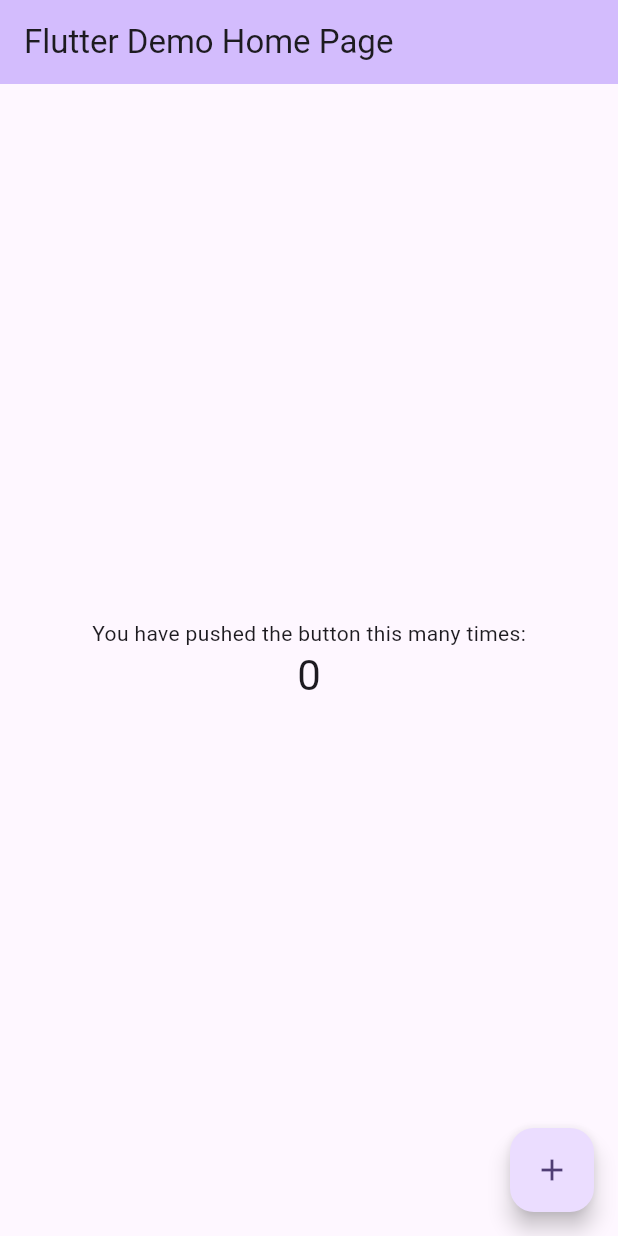
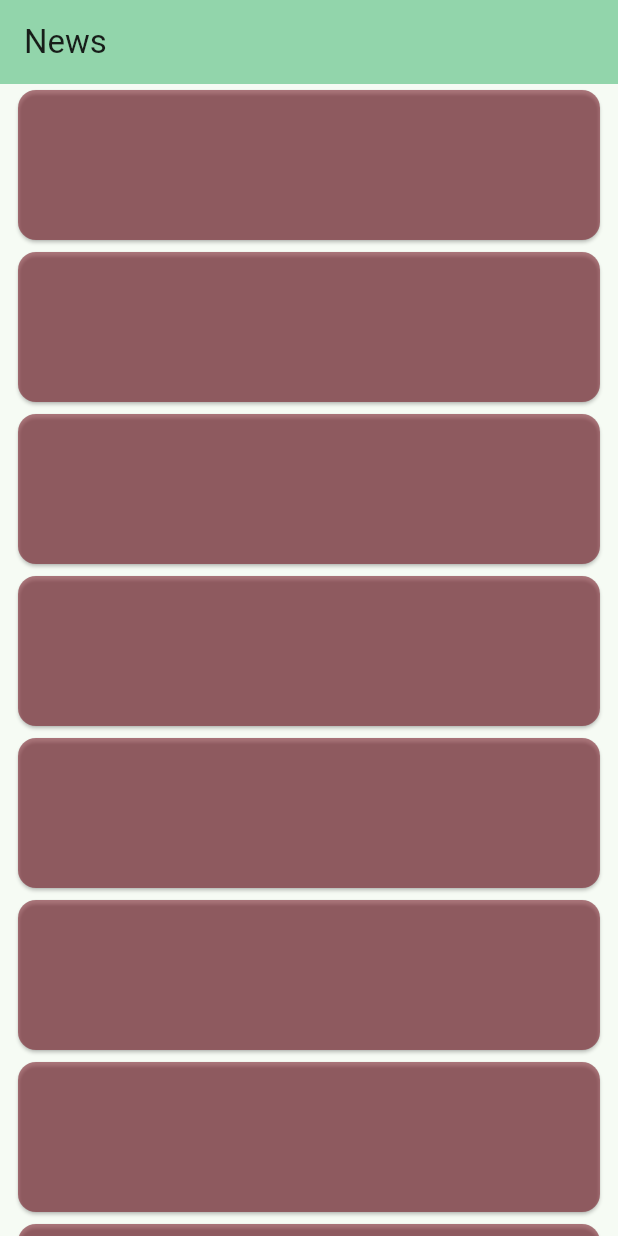
Before and after one commit to DKVekariya/flutter_practical_3, a Flutter app: the screen it shows after launch, on a phone screen of 412 x 824 dp. Run offline on Flutter 3.47's test engine with Material 3 defaults, Android fonts, the phone set to English and light mode, and no system bars.

Commit message:
created collapsible app bar

```diff
--- /dev/null
+++ b/lib/Home/HomeView.dart
@@ -0,0 +1,60 @@
+import 'package:flutter/material.dart';
+import 'package:flutter_practical_3/Utils/ColorExtension.dart';
+
+class HomeView extends StatefulWidget {
+  const HomeView({super.key});
+
+  final String title = 'News';
+
+  @override
+  State<HomeView> createState() => _HomeViewState();
+}
+
+class _HomeViewState extends State<HomeView> {
+  List<Color> colors = List.generate(50, (index) => randomColor());
+
+  @override
+  Widget build(BuildContext context) {
+    return Scaffold(
+      body: NestedScrollView(
+        floatHeaderSlivers: true,
+        headerSliverBuilder: (context, innerBoxIsScrolled) => [
+          SliverAppBar(
+              floating: true,
+              backgroundColor: Theme.of(context).colorScheme.inversePrimary,
+              title: Text(widget.title)),
+        ],
+        body: Scaffold(body: ColorFeed(colors: colors)),
+      ),
+    );
+  }
+}
+
+class ColorFeed extends StatefulWidget {
+  const ColorFeed({super.key, required this.colors});
+
+  final List<Color> colors;
+
+  @override
+  State<ColorFeed> createState() => _ColorFeedState();
+}
+
+class _ColorFeedState extends State<ColorFeed> {
+  @override
+  Widget build(BuildContext context) {
+    return Padding(
+      padding: const EdgeInsets.symmetric(horizontal: 8.0),
+      child: ListView.builder(
+          itemCount: widget.colors.length,
+          itemBuilder: (BuildContext context, index) {
+            return Card(
+              color: widget.colors[index],
+              child: const SizedBox(
+                height: 100,
+                width: double.maxFinite,
+              ),
+            );
+          }),
+    );
+  }
+}
--- /dev/null
+++ b/lib/Utils/ColorExtension.dart
@@ -0,0 +1,13 @@
+
+import 'dart:math';
+import 'package:flutter/cupertino.dart';
+
+final _random = Random();
+
+
+
+// class Util {
+  Color randomColor() {
+    return Color(Random().nextInt(0xffffffff));
+  }
+// }
--- /dev/null
+++ b/lib/Utils/ColorExtenstion.dart
@@ -0,0 +1 @@
+// TODO Implement this library.
--- a/lib/main.dart
+++ b/lib/main.dart
@@ -1,4 +1,6 @@
 import 'package:flutter/material.dart';
+
+import 'Home/HomeView.dart';
 
 void main() {
   runApp(const MyApp());
@@ -11,115 +13,11 @@ class MyApp extends StatelessWidget {
   @override
   Widget build(BuildContext context) {
     return MaterialApp(
-      title: 'Flutter Demo',
       theme: ThemeData(
-        // This is the theme of your application.
-        //
-        // TRY THIS: Try running your application with "flutter run". You'll see
-        // the application has a purple toolbar. Then, without quitting the app,
-        // try changing the seedColor in the colorScheme below to Colors.green
-        // and then invoke "hot reload" (save your changes or press the "hot
-        // reload" button in a Flutter-supported IDE, or press "r" if you used
-        // the command line to start the app).
-        //
-        // Notice that the counter didn't reset back to zero; the application
-        // state is not lost during the reload. To reset the state, use hot
-        // restart instead.
-        //
-        // This works for code too, not just values: Most code changes can be
-        // tested with just a hot reload.
-        colorScheme: ColorScheme.fromSeed(seedColor: Colors.deepPurple),
+        colorScheme: ColorScheme.fromSeed(seedColor: Colors.green.shade50),
         useMaterial3: true,
       ),
-      home: const MyHomePage(title: 'Flutter Demo Home Page'),
+      home: const HomeView(),
     );
   }
 }
-
-class MyHomePage extends StatefulWidget {
-  const MyHomePage({super.key, required this.title});
-
-  // This widget is the home page of your application. It is stateful, meaning
-  // that it has a State object (defined below) that contains fields that affect
-  // how it looks.
-
-  // This class is the configuration for the state. It holds the values (in this
-  // case the title) provided by the parent (in this case the App widget) and
-  // used by the build method of the State. Fields in a Widget subclass are
-  // always marked "final".
-
-  final String title;
-
-  @override
-  State<MyHomePage> createState() => _MyHomePageState();
-}
-
-class _MyHomePageState extends State<MyHomePage> {
-  int _counter = 0;
-
-  void _incrementCounter() {
-    setState(() {
-      // This call to setState tells the Flutter framework that something has
-      // changed in this State, which causes it to rerun the build method below
-      // so that the display can reflect the updated values. If we changed
-      // _counter without calling setState(), then the build method would not be
-      // called again, and so nothing would appear to happen.
-      _counter++;
-    });
-  }
-
-  @override
-  Widget build(BuildContext context) {
-    // This method is rerun every time setState is called, for instance as done
-    // by the _incrementCounter method above.
-    //
-    // The Flutter framework has been optimized to make rerunning build methods
-    // fast, so that you can just rebuild anything that needs updating rather
-    // than having to individually change instances of widgets.
-    return Scaffold(
-      appBar: AppBar(
-        // TRY THIS: Try changing the color here to a specific color (to
-        // Colors.amber, perhaps?) and trigger a hot reload to see the AppBar
-        // change color while the other colors stay the same.
-        backgroundColor: Theme.of(context).colorScheme.inversePrimary,
-        // Here we take the value from the MyHomePage object that was created by
-        // the App.build method, and use it to set our appbar title.
-        title: Text(widget.title),
-      ),
-      body: Center(
-        // Center is a layout widget. It takes a single child and positions it
-        // in the middle of the parent.
-        child: Column(
-          // Column is also a layout widget. It takes a list of children and
-          // arranges them vertically. By default, it sizes itself to fit its
-          // children horizontally, and tries to be as tall as its parent.
-          //
-          // Column has various properties to control how it sizes itself and
-          // how it positions its children. Here we use mainAxisAlignment to
-          // center the children vertically; the main axis here is the vertical
-          // axis because Columns are vertical (the cross axis would be
-          // horizontal).
-          //
-          // TRY THIS: Invoke "debug painting" (choose the "Toggle Debug Paint"
-          // action in the IDE, or press "p" in the console), to see the
-          // wireframe for each widget.
-          mainAxisAlignment: MainAxisAlignment.center,
-          children: <Widget>[
-            const Text(
-              'You have pushed the button this many times:',
-            ),
-            Text(
-              '$_counter',
-              style: Theme.of(context).textTheme.headlineMedium,
-            ),
-          ],
-        ),
-      ),
-      floatingActionButton: FloatingActionButton(
-        onPressed: _incrementCounter,
-        tooltip: 'Increment',
-        child: const Icon(Icons.add),
-      ), // This trailing comma makes auto-formatting nicer for build methods.
-    );
-  }
-}
```
